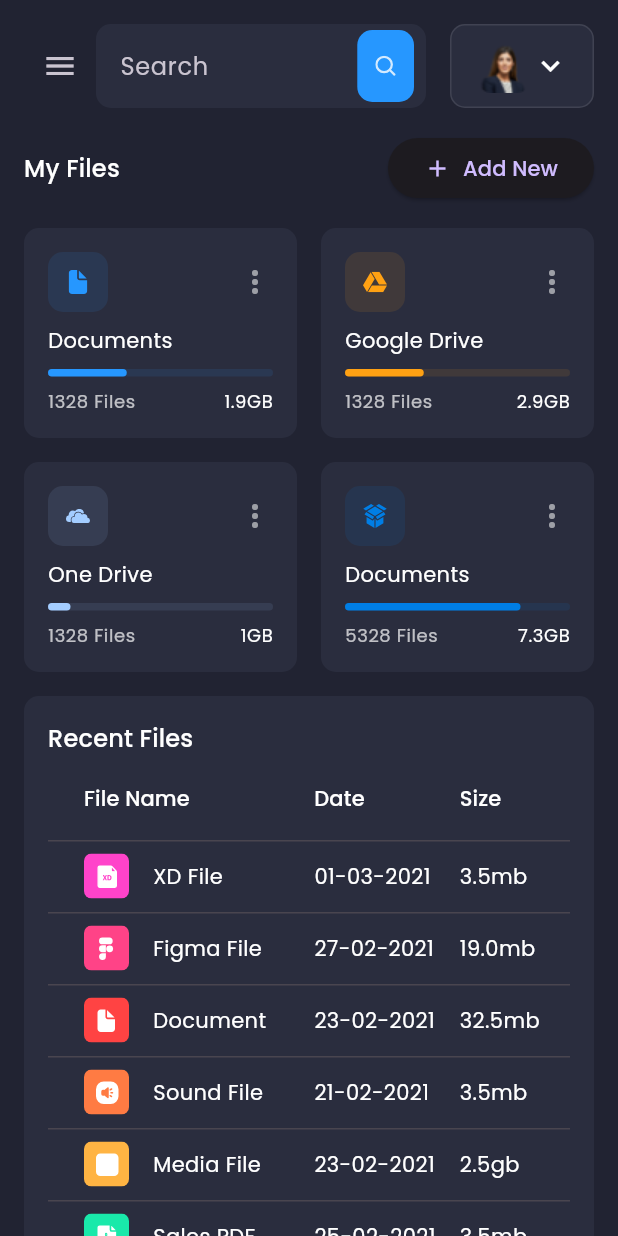
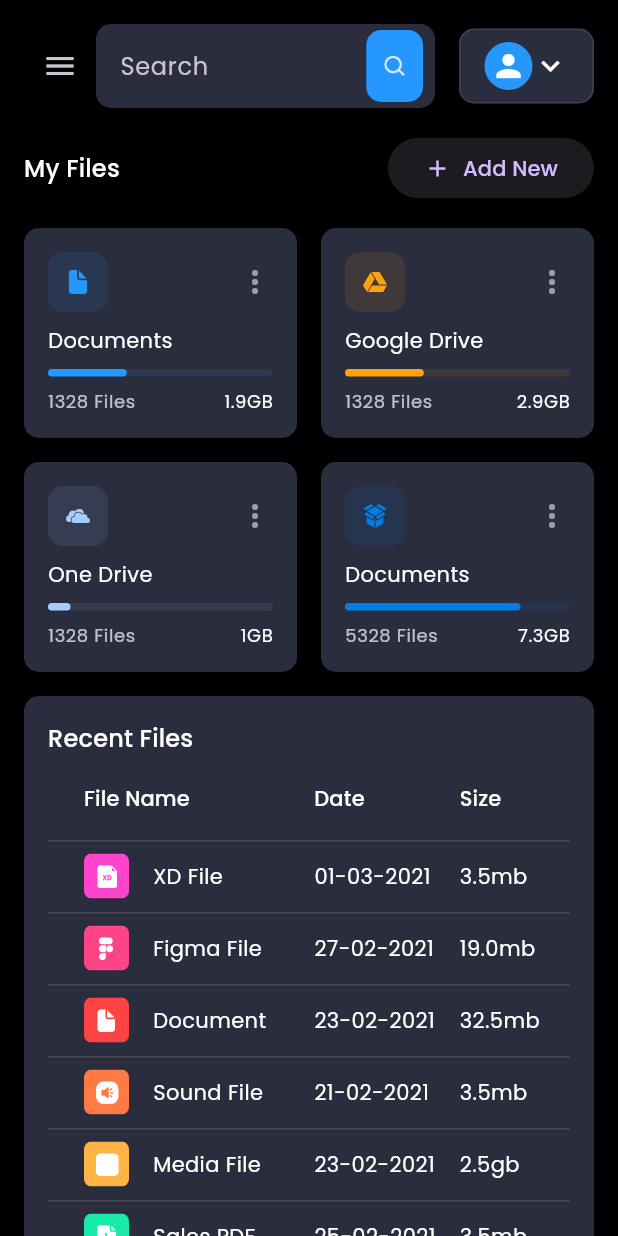
Before and after one commit to humayunkabir11/responsive_ui, a Flutter app: the screen it shows after launch, on a phone screen of 412 x 824 dp. Run offline on Flutter 3.47's test engine with Material 3 defaults, Android fonts, the phone set to English and light mode, and no system bars; our stand-ins replace fl_chart, flutter_svg, fluttertoast, google_fonts.

Commit message:
design change

```diff
--- a/lib/constants.dart
+++ b/lib/constants.dart
@@ -3,5 +3,4 @@ import 'package:flutter/material.dart';
 const primaryColor = Color(0xFF2697FF);
 const secondaryColor = Color(0xFF2A2D3E);
 const bgColor = Color(0xFF212332);
-
 const defaultPadding = 16.0;
--- a/lib/main.dart
+++ b/lib/main.dart
@@ -1,6 +1,7 @@
 import 'package:admin/constants.dart';
 import 'package:admin/controllers/MenuAppController.dart';
 import 'package:admin/screens/main/main_screen.dart';
+import 'package:flutter/cupertino.dart';
 import 'package:flutter/material.dart';
 import 'package:google_fonts/google_fonts.dart';
 import 'package:provider/provider.dart';
@@ -15,9 +16,9 @@ class MyApp extends StatelessWidget {
   Widget build(BuildContext context) {
     return MaterialApp(
       debugShowCheckedModeBanner: false,
-      title: 'Flutter Admin Panel',
+      title: 'Flutter Responsive',
       theme: ThemeData.dark().copyWith(
-        scaffoldBackgroundColor: bgColor,
+        scaffoldBackgroundColor: CupertinoColors.label,
         textTheme: GoogleFonts.poppinsTextTheme(Theme.of(context).textTheme)
             .apply(bodyColor: Colors.white),
         canvasColor: secondaryColor,
--- a/lib/screens/dashboard/components/header.dart
+++ b/lib/screens/dashboard/components/header.dart
@@ -18,13 +18,14 @@ class Header extends StatelessWidget {
         if (!Responsive.isDesktop(context))
           IconButton(
             icon: Icon(Icons.menu),
-            onPressed: context.read<MenuAppController>().controlMenu,
+            onPressed: context.read<MenuAppController>().controlMenu
           ),
-        if (!Responsive.isMobile(context))
+        if (!Responsive.isMobile(context) && !Responsive.isTablet(context))
           Text(
-            "Dashboard",
+            "Admin Dashboard",
             style: Theme.of(context).textTheme.titleLarge,
           ),
+
         if (!Responsive.isMobile(context))
           Spacer(flex: Responsive.isDesktop(context) ? 2 : 1),
         Expanded(child: SearchField()),
@@ -54,15 +55,19 @@ class ProfileCard extends StatelessWidget {
       ),
       child: Row(
         children: [
-          Image.asset(
-            "assets/images/profile_pic.png",
-            height: 38,
+          Container(
+            height: defaultPadding*2,
+            width: defaultPadding*2,
+            child: Icon(Icons.person),
+            decoration: BoxDecoration(
+              color: primaryColor,
+              shape: BoxShape.circle
+            )
           ),
           if (!Responsive.isMobile(context))
             Padding(
-              padding:
-                  const EdgeInsets.symmetric(horizontal: defaultPadding / 2),
-              child: Text("Angelina Jolie"),
+              padding: const EdgeInsets.symmetric(horizontal: defaultPadding / 2),
+              child: Text("Humayun Kabir"),
             ),
           Icon(Icons.keyboard_arrow_down),
         ],
--- a/lib/screens/main/main_screen.dart
+++ b/lib/screens/main/main_screen.dart
@@ -2,6 +2,7 @@ import 'package:admin/controllers/MenuAppController.dart';
 import 'package:admin/responsive.dart';
 import 'package:admin/screens/dashboard/dashboard_screen.dart';
 import 'package:flutter/material.dart';
+import 'package:fluttertoast/fluttertoast.dart';
 import 'package:provider/provider.dart';
 
 import 'components/side_menu.dart';
@@ -9,6 +10,7 @@ import 'components/side_menu.dart';
 class MainScreen extends StatelessWidget {
   @override
   Widget build(BuildContext context) {
+
     return Scaffold(
       key: context.read<MenuAppController>().scaffoldKey,
       drawer: SideMenu(),
--- a/pubspec.yaml
+++ b/pubspec.yaml
@@ -32,6 +32,7 @@ dependencies:
   flutter_svg: ^2.0.5
   fl_chart: ^0.62.0
   provider: ^6.0.5
+  fluttertoast: ^8.2.5
 
 dev_dependencies:
   flutter_test:
```
Also changed, not shown: pubspec.lock, 3 other files.
